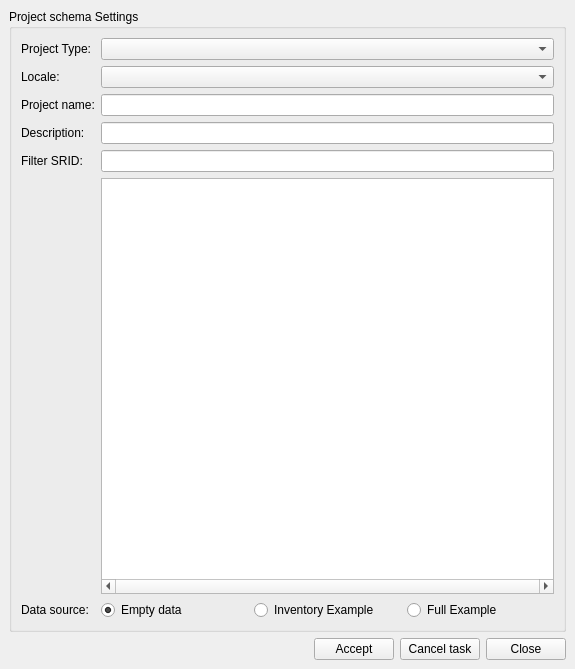
Before: the Qt Designer form core/ui/admin/admin_dbproject.ui in Giswater/giswater_qgis_plugin, drawn with Qt 5.
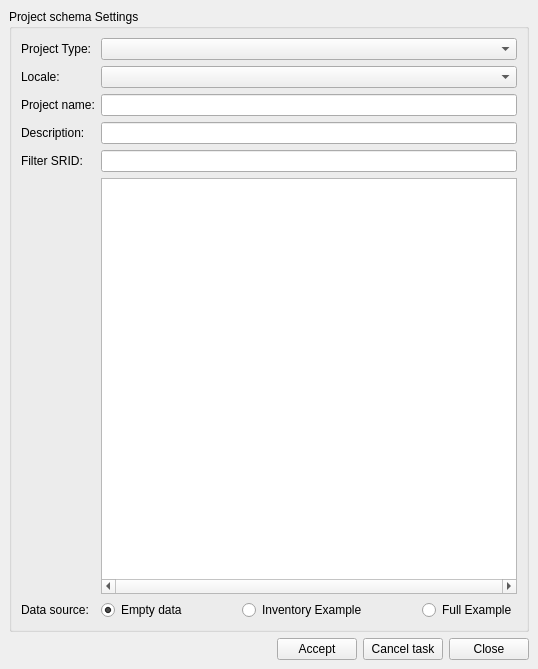
After: the same form once the commit is applied.

Commit message: fix(sdmin_dbproject.ui): add horizontalSpacer to align data source selections

The edit to the form file:
```diff
--- a/core/ui/admin/admin_dbproject.ui
+++ b/core/ui/admin/admin_dbproject.ui
@@ -6,7 +6,7 @@
    <rect>
     <x>0</x>
     <y>0</y>
-    <width>575</width>
+    <width>538</width>
     <height>669</height>
    </rect>
   </property>
@@ -78,6 +78,19 @@
            </property>
           </widget>
          </item>
+         <item>
+          <spacer name="horizontalSpacer_2">
+           <property name="orientation">
+            <enum>Qt::Horizontal</enum>
+           </property>
+           <property name="sizeHint" stdset="0">
+            <size>
+             <width>40</width>
+             <height>20</height>
+            </size>
+           </property>
+          </spacer>
+         </item>
          <item>
           <widget class="QRadioButton" name="rdb_sample_inv">
            <property name="text">
@@ -85,6 +98,19 @@
            </property>
           </widget>
          </item>
+         <item>
+          <spacer name="horizontalSpacer_3">
+           <property name="orientation">
+            <enum>Qt::Horizontal</enum>
+           </property>
+           <property name="sizeHint" stdset="0">
+            <size>
+             <width>40</width>
+             <height>20</height>
+            </size>
+           </property>
+          </spacer>
+         </item>
          <item>
           <widget class="QRadioButton" name="rdb_sample_full">
            <property name="accessibleName">
```
